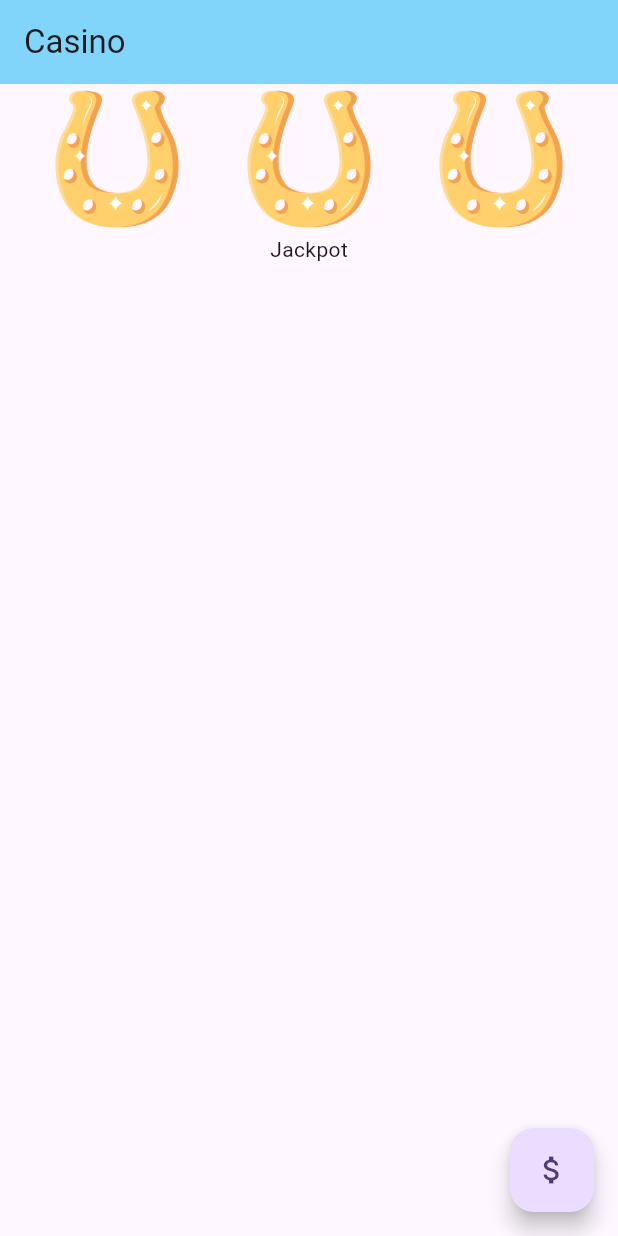
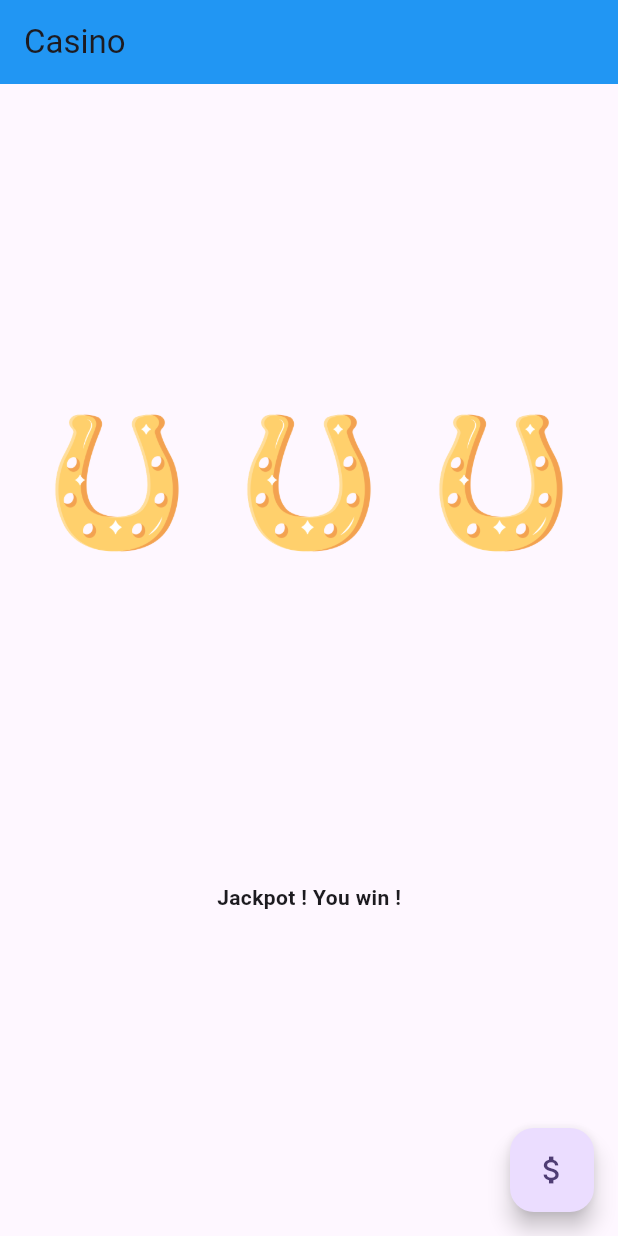
Before and after one commit to SophieH57/tp_casino_flutter, a Flutter app: the screen it shows after launch, on a phone screen of 412 x 824 dp. Run offline on Flutter 3.47's test engine with Material 2 defaults, Android fonts, the phone set to English and light mode, and no system bars.

Commit message:
modif text

```diff
--- a/lib/main.dart
+++ b/lib/main.dart
@@ -40,6 +40,9 @@ class _MyHomePageState extends State<MyHomePage> {
     'images/sept.png'
   ];
 
+  // int _item1 = 1;
+  // int _item2 = 1;
+  // int _item3 = 1;
   int _item1 = Random().nextInt(6);
   int _item2 = Random().nextInt(6);
   int _item3 = Random().nextInt(6);
@@ -64,10 +67,11 @@ class _MyHomePageState extends State<MyHomePage> {
   Widget build(BuildContext context) {
     return Scaffold(
       appBar: AppBar(
-        backgroundColor: Colors.lightBlue[200],
+        backgroundColor: Colors.blue,
         title: const Text('Casino'),
       ),
       body: Column(
+        mainAxisAlignment: MainAxisAlignment.spaceEvenly,
         children: <Widget>[
           Row(
             mainAxisAlignment: MainAxisAlignment.spaceEvenly,
@@ -90,13 +94,18 @@ class _MyHomePageState extends State<MyHomePage> {
               ),
             ],
           ),
-          Text(_isWinner() ? 'Jackpot' : 'You loose... Try again !'),
-          // style: TextStyle(fontSize: _isWinner() ? ),),
+          Text(
+            _isWinner() ? 'Jackpot ! You win !' : 'You loose... Try again !',
+            style: TextStyle(
+              fontWeight: _isWinner() ? FontWeight.bold : FontWeight.normal,
+            ),
+          ),
         ],
       ),
       floatingActionButton: FloatingActionButton(
         onPressed: () => _play(),
         tooltip: 'Play',
+        hoverColor: Colors.purple,
         child: const Icon(Icons.attach_money),
       ),
     );
```
